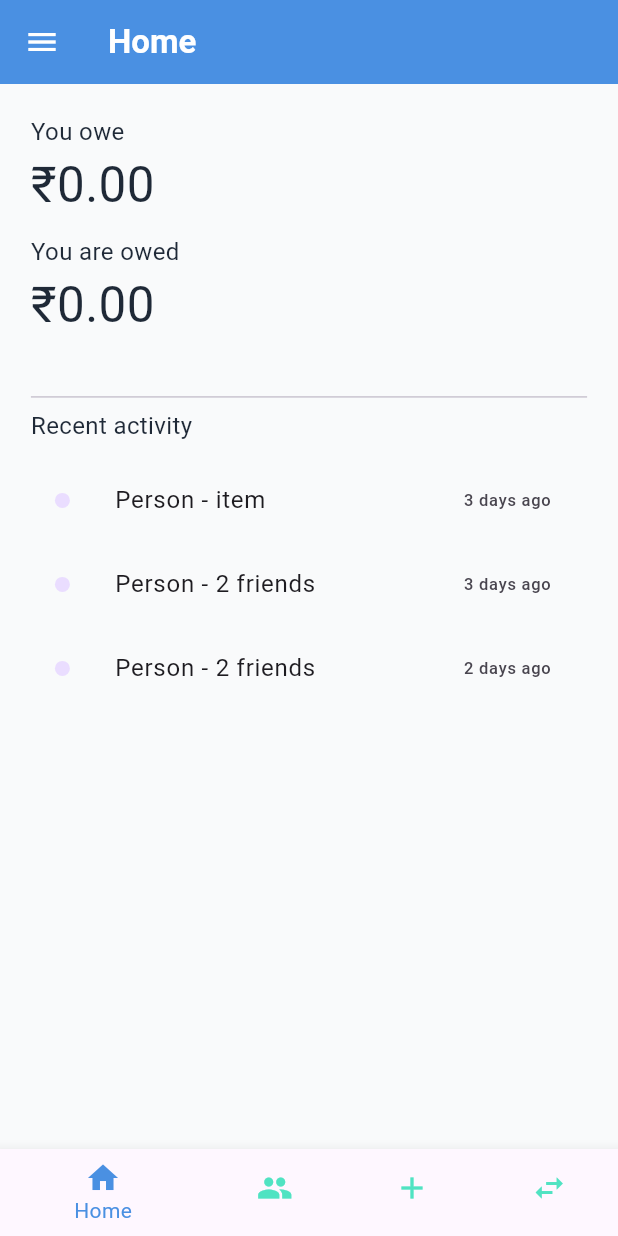
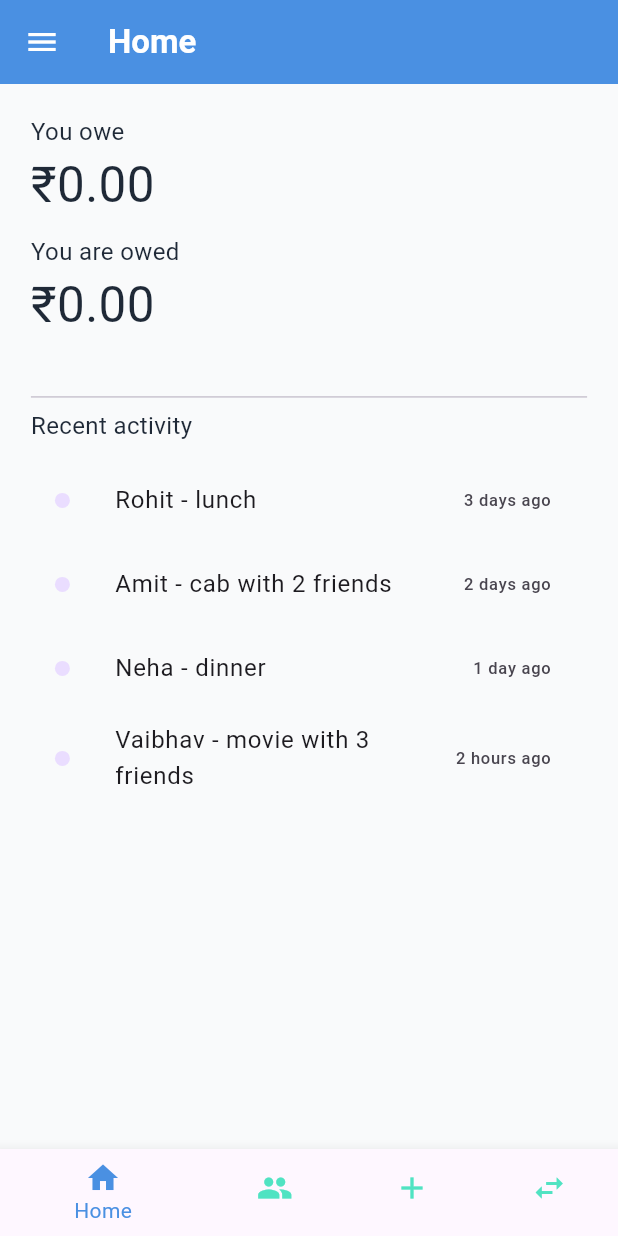
Before and after one commit to VaibhavJadhav-27/Splitify, a Flutter app: the HomeScreen screen opened by its route, on a phone screen of 412 x 824 dp. Run offline on Flutter 3.47's test engine with Material 3 defaults, Android fonts, the phone set to English and light mode, and no system bars.

Commit message:
added setting, added dark mode

```diff
--- a/splitify_app/lib/constants/app_theme.dart
+++ b/splitify_app/lib/constants/app_theme.dart
@@ -30,4 +30,18 @@ class AppTheme {
       ),
     ),
   );
+
+  static ThemeData darkTheme = ThemeData(
+    brightness: Brightness.dark,
+    primarySwatch: Colors.teal,
+    scaffoldBackgroundColor: const Color(0xFF121212),
+    appBarTheme: const AppBarTheme(
+      backgroundColor: Color(0xFF1F1F1F),
+      foregroundColor: Colors.white,
+    ),
+    listTileTheme: const ListTileThemeData(
+      iconColor: Colors.white,
+      textColor: Colors.white,
+    ),
+  );
 }
--- a/splitify_app/lib/navigation/routes.dart
+++ b/splitify_app/lib/navigation/routes.dart
@@ -4,6 +4,7 @@ import 'package:splitify_app/screens/groups_screen.dart';
 import 'package:splitify_app/screens/login_screen.dart';
 import 'package:splitify_app/screens/home_screen.dart';
 import 'package:splitify_app/screens/profile_screen.dart';
+import 'package:splitify_app/screens/settings_screen.dart';
 
 final Map<String, WidgetBuilder> appRoutes = {
   '/login': (context) => const LoginScreen(),
@@ -11,4 +12,5 @@ final Map<String, WidgetBuilder> appRoutes = {
   '/profile': (context) => const ProfileScreen(),
   '/addExpense': (context) => const AddExpenseScreen(),
   '/groups': (context) => const GroupsScreen(),
+  '/settings': (context) => const SettingsScreen(),
 };
--- /dev/null
+++ b/splitify_app/lib/providers/theme_provider.dart
@@ -0,0 +1,14 @@
+import 'package:flutter/material.dart';
+
+class ThemeProvider with ChangeNotifier {
+  bool _isDarkMode = false;
+
+  bool get isDarkMode => _isDarkMode;
+
+  ThemeMode get currentTheme => _isDarkMode ? ThemeMode.dark : ThemeMode.light;
+
+  void toggleTheme(bool isOn) {
+    _isDarkMode = isOn;
+    notifyListeners();
+  }
+}
--- a/splitify_app/lib/screens/dashboard_screen.dart
+++ b/splitify_app/lib/screens/dashboard_screen.dart
@@ -7,8 +7,16 @@ class DashboardScreen extends StatelessWidget {
   Widget build(BuildContext context) {
     final size = MediaQuery.of(context).size;
 
+    final List<Map<String, String>> recentActivity = [
+      {'name': 'Rohit - lunch', 'time': '3 days ago'},
+      {'name': 'Amit - cab with 2 friends', 'time': '2 days ago'},
+      {'name': 'Neha - dinner', 'time': '1 day ago'},
+      {'name': 'Vaibhav - movie with 3 friends', 'time': '2 hours ago'},
+    ];
+
     return Padding(
       padding: EdgeInsets.all(size.width * 0.05),
+      child: SingleChildScrollView(
         child: Column(
           crossAxisAlignment: CrossAxisAlignment.start,
           children: [
@@ -24,22 +32,37 @@ class DashboardScreen extends StatelessWidget {
 
             const Text("Recent activity", style: TextStyle(fontSize: 16)),
             const SizedBox(height: 10),
-          ListTile(
+            // ListTile(
+            //   leading: const CircleAvatar(radius: 5),
+            //   title: const Text("Person - item"),
+            //   trailing: const Text("3 days ago"),
+            // ),
+            // ListTile(
+            //   leading: const CircleAvatar(radius: 5),
+            //   title: const Text("Person - 2 friends"),
+            //   trailing: const Text("3 days ago"),
+            // ),
+            // ListTile(
+            //   leading: const CircleAvatar(radius: 5),
+            //   title: const Text("Person - 2 friends"),
+            //   trailing: const Text("2 days ago"),
+            // ),
+            ListView.builder(
+              itemCount: recentActivity.length,
+              shrinkWrap: true, // Important to avoid unbounded height
+              physics:
+                  const NeverScrollableScrollPhysics(), //Avoid nested scrolling
+              itemBuilder: (context, index) {
+                final activity = recentActivity[index];
+                return ListTile(
                   leading: const CircleAvatar(radius: 5),
-            title: const Text("Person - item"),
-            trailing: const Text("3 days ago"),
-          ),
-          ListTile(
-            leading: const CircleAvatar(radius: 5),
-            title: const Text("Person - 2 friends"),
-            trailing: const Text("3 days ago"),
-          ),
-          ListTile(
-            leading: const CircleAvatar(radius: 5),
-            title: const Text("Person - 2 friends"),
-            trailing: const Text("2 days ago"),
+                  title: Text(activity['name'] ?? ''),
+                  trailing: Text(activity['time'] ?? ''),
+                );
+              },
             ),
           ],
+        ),
       ),
     );
   }
--- a/splitify_app/lib/screens/home_screen.dart
+++ b/splitify_app/lib/screens/home_screen.dart
@@ -77,7 +77,7 @@ class _HomeScreenState extends State<HomeScreen> {
               leading: const Icon(Icons.settings),
               title: const Text(AppStrings.settings),
               onTap: () {
-                // Perform logout logic
+                Navigator.pushReplacementNamed(context, '/settings');
               },
             ),
           ],
--- a/splitify_app/pubspec.yaml
+++ b/splitify_app/pubspec.yaml
@@ -38,6 +38,7 @@ dependencies:
   firebase_auth: ^5.7.0
   firebase_core: ^3.15.2
   google_sign_in: ^7.1.1
+  provider: ^6.1.5
 
 dev_dependencies:
   flutter_test:
```
Also changed, not shown: splitify_app/lib/main.dart (+12 -2 lines), splitify_app/lib/screens/settings_screen.dart (added, +90 -0 lines). Lines whose indentation alone changed are shown as unchanged.
